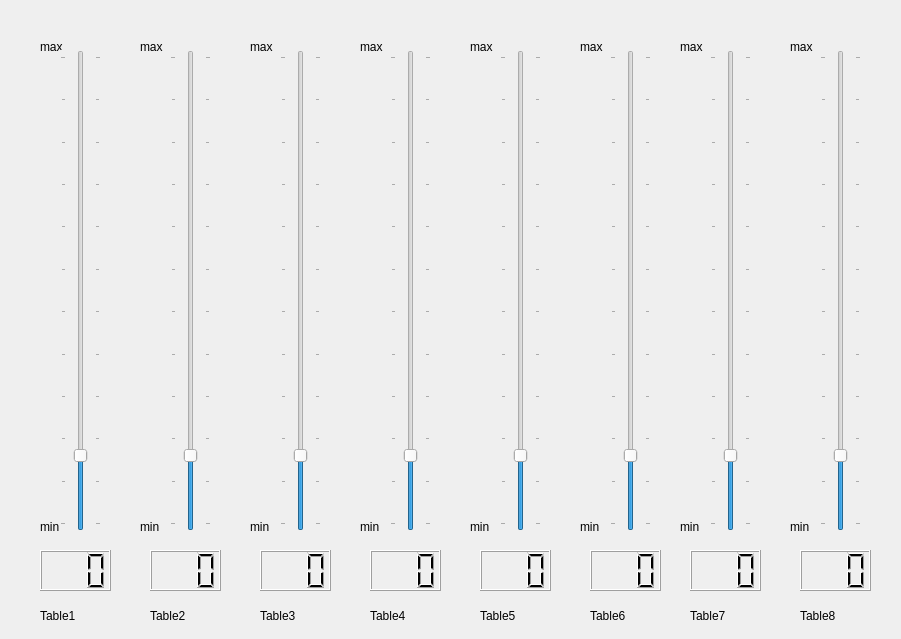
Above: QT_designer/DacTable.ui from aleks19900406/DigitalBoxGUI before the change. Below: the same form after it.
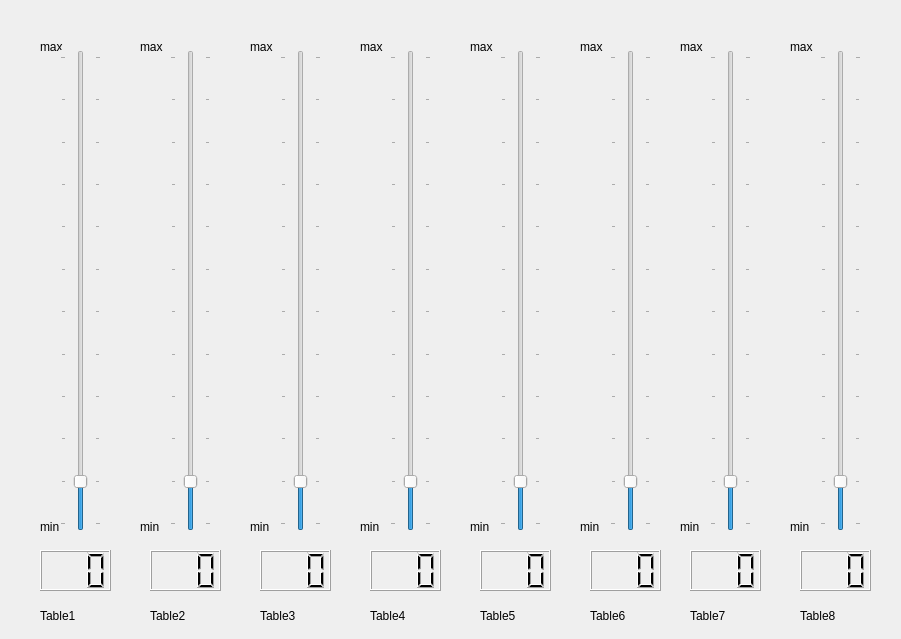
That is the form after the change.

Commit message: main and DacTable screen change

What changed in the file:
```diff
--- a/QT_designer/DacTable.ui
+++ b/QT_designer/DacTable.ui
@@ -191,10 +191,10 @@
     <number>1</number>
    </property>
    <property name="value">
-    <number>30</number>
+    <number>0</number>
    </property>
    <property name="sliderPosition">
-    <number>30</number>
+    <number>0</number>
    </property>
    <property name="tracking">
     <bool>true</bool>
@@ -332,10 +332,10 @@
     <number>1</number>
    </property>
    <property name="value">
-    <number>30</number>
+    <number>0</number>
    </property>
    <property name="sliderPosition">
-    <number>30</number>
+    <number>0</number>
    </property>
    <property name="orientation">
     <enum>Qt::Vertical</enum>
@@ -378,10 +378,10 @@
     <number>1</number>
    </property>
    <property name="value">
-    <number>30</number>
+    <number>0</number>
    </property>
    <property name="sliderPosition">
-    <number>30</number>
+    <number>0</number>
    </property>
    <property name="orientation">
     <enum>Qt::Vertical</enum>
@@ -437,10 +437,10 @@
     <number>1</number>
    </property>
    <property name="value">
-    <number>30</number>
+    <number>0</number>
    </property>
    <property name="sliderPosition">
-    <number>30</number>
+    <number>0</number>
    </property>
    <property name="orientation">
     <enum>Qt::Vertical</enum>
@@ -530,10 +530,10 @@
     <number>1</number>
    </property>
    <property name="value">
-    <number>30</number>
+    <number>0</number>
    </property>
    <property name="sliderPosition">
-    <number>30</number>
+    <number>0</number>
    </property>
    <property name="orientation">
     <enum>Qt::Vertical</enum>
@@ -576,10 +576,10 @@
     <number>1</number>
    </property>
    <property name="value">
-    <number>30</number>
+    <number>0</number>
    </property>
    <property name="sliderPosition">
-    <number>30</number>
+    <number>0</number>
    </property>
    <property name="orientation">
     <enum>Qt::Vertical</enum>
@@ -734,10 +734,10 @@
     <number>1</number>
    </property>
    <property name="value">
-    <number>30</number>
+    <number>0</number>
    </property>
    <property name="sliderPosition">
-    <number>30</number>
+    <number>0</number>
    </property>
    <property name="orientation">
     <enum>Qt::Vertical</enum>
@@ -801,10 +801,10 @@
     <number>1</number>
    </property>
    <property name="value">
-    <number>30</number>
+    <number>0</number>
    </property>
    <property name="sliderPosition">
-    <number>30</number>
+    <number>0</number>
    </property>
    <property name="orientation">
     <enum>Qt::Vertical</enum>
```
Left out of the diff: 3 changed lines with no effect on the pictures. The commit also changes 1 other file.
